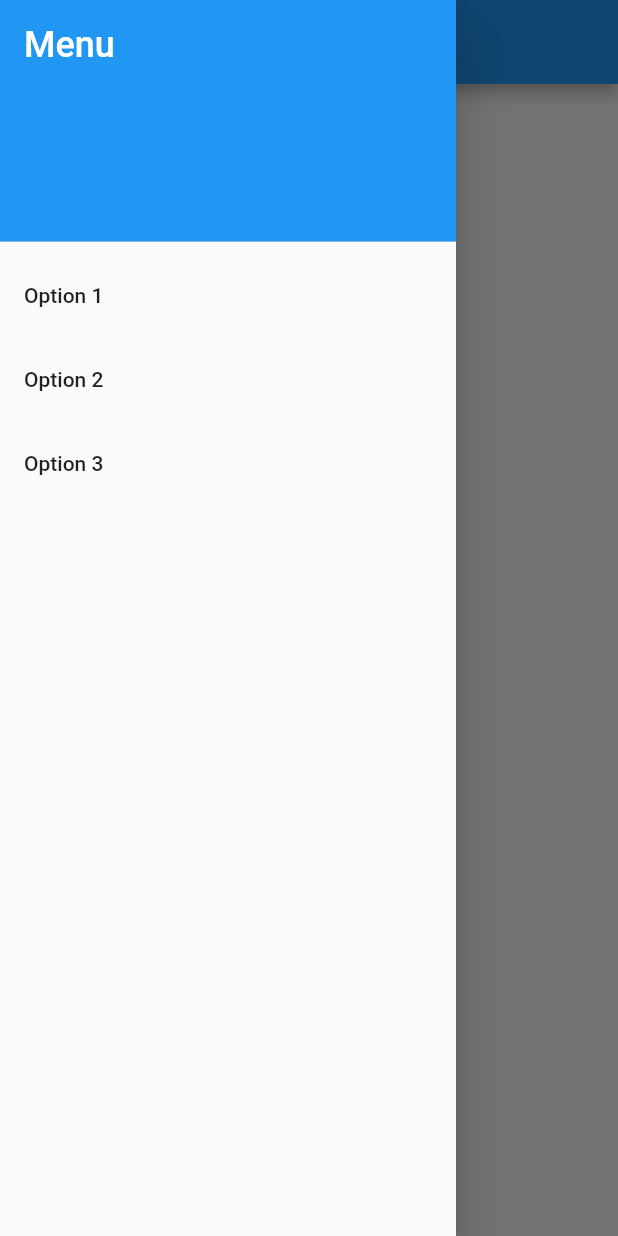
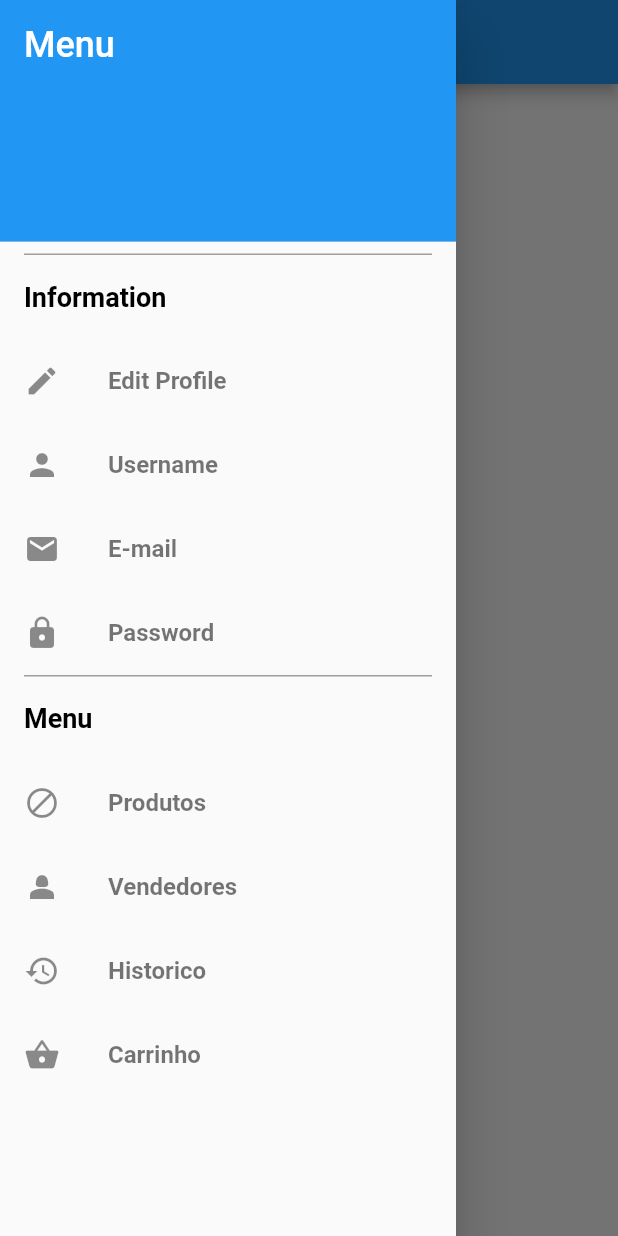
Before and after one commit to GuilhermeSaito/OficinasIntegracao2, a Flutter app: the MainPage screen opened directly, with the side drawer open, on a phone screen of 412 x 824 dp. Run offline on Flutter 3.47's test engine with Material 2 defaults, Android fonts, the light colour scheme and no system bars.

Commit message:
Added icons na pagina lateral

```diff
--- a/app_mobile/hanbaiki/lib/main.dart
+++ b/app_mobile/hanbaiki/lib/main.dart
@@ -241,7 +241,9 @@ class MainPage extends StatelessWidget {
   Widget build(BuildContext context) {
     return Scaffold(
       key: _scaffoldKey,
-      appBar: AppBar(title: Text('Main Page')),
+      appBar: AppBar(
+        title: Text('Main Page'),
+      ),
       body: Center(
         child: Text('Main Page Content'),
       ),
@@ -256,20 +258,156 @@ class MainPage extends StatelessWidget {
                 style: TextStyle(fontSize: 24, color: Colors.white),
               ),
             ),
+            // Linha horizontal para separar o header com as opcoes
+            Container(
+              height: 1,
+              color: Colors.grey,
+              margin: EdgeInsets.symmetric(horizontal: 16),
+            ),
+            // 1 topico
+            const ListTile(
+              title: Text(
+                'Information',
+                style: TextStyle(
+                  fontWeight: FontWeight.bold,
+                  color: Colors.black,
+                  fontSize: 18,
+                ),
+              ),
+            ),
+            // ------ Editar o perfil
             ListTile(
-              title: Text('Option 1'),
+              leading: Icon(Icons.edit),
+              title: Text(
+                'Edit Profile',
+                style: TextStyle(
+                  fontWeight: FontWeight.bold,
+                  fontSize: 16,
+                  color: Colors.black54,
+                ),
+              ),
               onTap: () {
                 // Handle option 1 press
               },
             ),
+            // ------ Username
             ListTile(
-              title: Text('Option 2'),
+              leading: Icon(Icons.person),
+              title: Text(
+                'Username',
+                style: TextStyle(
+                  fontWeight: FontWeight.bold,
+                  fontSize: 16,
+                  color: Colors.black54,
+                ),
+              ),
               onTap: () {
                 // Handle option 2 press
               },
             ),
+            // ------ Email
             ListTile(
-              title: Text('Option 3'),
+              leading: Icon(Icons.email), // Add the email icon here
+              title: Text(
+                'E-mail',
+                style: TextStyle(
+                  fontWeight: FontWeight.bold,
+                  fontSize: 16,
+                  color: Colors.black54,
+                ),
+              ),
+              onTap: () {
+                // Handle option 3 press
+              },
+            ),
+            // ------ Senha
+            ListTile(
+              leading: Icon(Icons.lock),
+              title: Text(
+                'Password',
+                style: TextStyle(
+                  fontWeight: FontWeight.bold,
+                  fontSize: 16,
+                  color: Colors.black54,
+                ),
+              ),
+              onTap: () {
+                // Handle option 3 press
+              },
+            ),
+            // Linha horizontal para separar o header com as opcoes
+            Container(
+              height: 1,
+              color: Colors.grey,
+              margin: EdgeInsets.symmetric(horizontal: 16),
+            ),
+            // 2 topico
+            const ListTile(
+              title: Text(
+                'Menu',
+                style: TextStyle(
+                  fontWeight: FontWeight.bold,
+                  color: Colors.black,
+                  fontSize: 18,
+                ),
+              ),
+            ),
+            // ------ Produtos
+            ListTile(
+              leading: Icon(Icons.block),
+              title: Text(
+                'Produtos',
+                style: TextStyle(
+                  fontWeight: FontWeight.bold,
+                  fontSize: 16,
+                  color: Colors.black54,
+                ),
+              ),
+              onTap: () {
+                // Handle option 1 press
+              },
+            ),
+            // ------ Vendedores
+            ListTile(
+              leading: Icon(Icons.person_2),
+              title: Text(
+                'Vendedores',
+                style: TextStyle(
+                  fontWeight: FontWeight.bold,
+                  fontSize: 16,
+                  color: Colors.black54,
+                ),
+              ),
+              onTap: () {
+                // Handle option 2 press
+              },
+            ),
+            // ------ Historico
+            ListTile(
+              leading: Icon(Icons.history), // Add the email icon here
+              title: Text(
+                'Historico',
+                style: TextStyle(
+                  fontWeight: FontWeight.bold,
+                  fontSize: 16,
+                  color: Colors.black54,
+                ),
+              ),
+              onTap: () {
+                // Handle option 3 press
+              },
+            ),
+            // ------ Carrinho
+            ListTile(
+              leading: Icon(Icons.shopping_basket),
+              title: Text(
+                'Carrinho',
+                style: TextStyle(
+                  fontWeight: FontWeight.bold,
+                  fontSize: 16,
+                  color: Colors.black54,
+                ),
+              ),
               onTap: () {
                 // Handle option 3 press
               },
```
